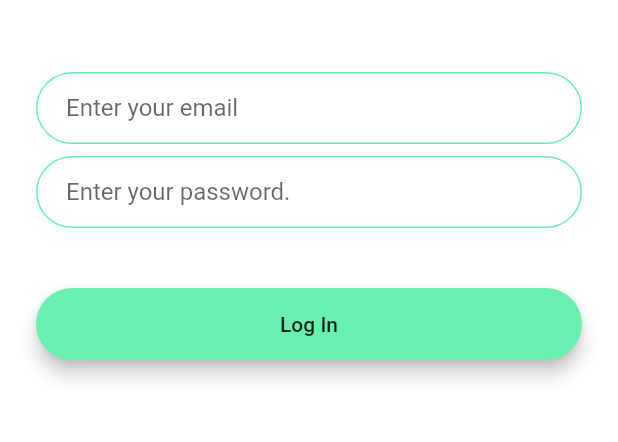
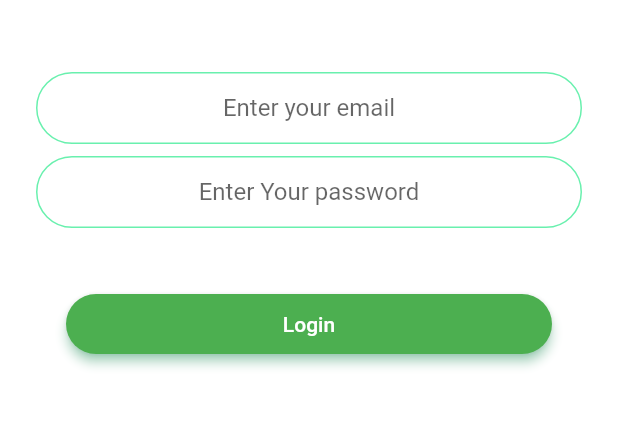
Before and after one commit to Blackrose-blackhat/chat-app, a Flutter app: the screen it shows after launch, after a tap on "Login", on a phone screen of 412 x 824 dp, the part 576-1018 px from its top. Run offline on Flutter 3.47's test engine with Material 2 defaults, Android fonts, the phone set to English and light mode, and no system bars; drawn by our look-alikes of modal_progress_hud_nsn; our stand-ins replace animated_text_kit, firebase_auth, firebase_core; accounts and stored records are empty.

Commit message:
firebase auth completed

```diff
--- a/lib/main.dart
+++ b/lib/main.dart
@@ -2,11 +2,13 @@ import 'package:chaaat/screens/chat_screen.dart';
 import 'package:chaaat/screens/login_page.dart';
 import 'package:chaaat/screens/routers.dart';
 import 'package:chaaat/screens/welcome_screen.dart';
+import 'package:firebase_core/firebase_core.dart';
 import 'package:flutter/material.dart';
 import 'package:chaaat/screens/registration_page.dart';
 
-void main() {
+void main() async {
   runApp(const MyApp());
+  await Firebase.initializeApp();
 }
 
 class MyApp extends StatelessWidget {
--- a/lib/screens/login_page.dart
+++ b/lib/screens/login_page.dart
@@ -1,5 +1,10 @@
 import 'package:chaaat/screens/chat_screen.dart';
+import 'package:chaaat/widgets/customButton.dart';
+import 'package:firebase_core/firebase_core.dart';
 import 'package:flutter/material.dart';
+import 'package:firebase_auth/firebase_auth.dart';
+import 'package:modal_progress_hud_nsn/modal_progress_hud_nsn.dart';
+import '../widgets/customTextField.dart';
 
 class LoginScreen extends StatefulWidget {
   static const routeName = '/login-screen';
@@ -8,9 +13,17 @@ class LoginScreen extends StatefulWidget {
 }
 
 class _LoginScreenState extends State<LoginScreen> {
+  bool showSpinner = false;
+  final _auth = FirebaseAuth.instance;
+
+  late String email;
+  late String password;
   @override
   Widget build(BuildContext context) {
-    return Scaffold(
+    return ModalProgressHUD(
+      inAsyncCall: showSpinner,
+      child: SafeArea(
+        child: Scaffold(
           backgroundColor: Colors.white,
           body: Padding(
             padding: const EdgeInsets.symmetric(horizontal: 24.0),
@@ -28,76 +41,60 @@ class _LoginScreenState extends State<LoginScreen> {
                 const SizedBox(
                   height: 48.0,
                 ),
-            TextField(
-              onChanged: (val) {
-                //Do something with the user input.
+                CustomTextField(
+                  isObscure: false,
+                  onTap: (val) {
+                    email = val;
                   },
-              decoration: const InputDecoration(
-                hintText: 'Enter your email',
-                contentPadding:
-                    EdgeInsets.symmetric(vertical: 10.0, horizontal: 20.0),
-                border: OutlineInputBorder(
-                  borderRadius: BorderRadius.all(Radius.circular(32.0)),
-                ),
-                enabledBorder: OutlineInputBorder(
-                  borderSide: BorderSide(color: Colors.greenAccent, width: 1.0),
-                  borderRadius: BorderRadius.all(Radius.circular(32.0)),
-                ),
-                focusedBorder: OutlineInputBorder(
-                  borderSide: BorderSide(color: Colors.greenAccent, width: 2.0),
-                  borderRadius: BorderRadius.all(Radius.circular(32.0)),
-                ),
-              ),
+                  hint: 'Enter your email',
+                  type: TextInputType.emailAddress,
                 ),
                 const SizedBox(
                   height: 8.0,
                 ),
-            TextField(
-              onChanged: (value) {
-                //Do something with the user input.
+                CustomTextField(
+                  onTap: (val) {
+                    password = val;
+                    //implement username
                   },
-              decoration: const InputDecoration(
-                hintText: 'Enter your password.',
-                contentPadding:
-                    EdgeInsets.symmetric(vertical: 10.0, horizontal: 20.0),
-                border: OutlineInputBorder(
-                  borderRadius: BorderRadius.all(Radius.circular(32.0)),
-                ),
-                enabledBorder: OutlineInputBorder(
-                  borderSide: BorderSide(color: Colors.greenAccent, width: 1.0),
-                  borderRadius: BorderRadius.all(Radius.circular(32.0)),
-                ),
-                focusedBorder: OutlineInputBorder(
-                  borderSide: BorderSide(color: Colors.greenAccent, width: 2.0),
-                  borderRadius: BorderRadius.all(Radius.circular(32.0)),
-                ),
-              ),
+                  hint: 'Enter Your password',
+                  isObscure: true,
+                  type: TextInputType.emailAddress,
                 ),
                 const SizedBox(
                   height: 24.0,
                 ),
                 Padding(
                   padding: const EdgeInsets.symmetric(vertical: 16.0),
-              child: Material(
-                color: Colors.greenAccent,
-                borderRadius: const BorderRadius.all(Radius.circular(30.0)),
-                elevation: 5.0,
-                child: MaterialButton(
-                  onPressed: () {
-                    Navigator.of(context).pushNamed(ChatScreen.routeName);
-                    //Implement login functionality.
+                  child: CustomButton(
+                    onTap: () async {
+                      setState(() {
+                        showSpinner = true;
+                      });
+                      try {
+                        final login = await _auth.signInWithEmailAndPassword(
+                            email: email, password: password);
+                        login != null
+                            ? Navigator.of(context)
+                                .pushNamed(ChatScreen.routeName)
+                            : Navigator.of(context)
+                                .pushNamed(LoginScreen.routeName);
+                        setState(() {
+                          showSpinner = false;
+                        });
+                      } catch (e) {
+                        print(e);
+                      }
+                      //implement login functionality
                     },
-                  minWidth: 200.0,
-                  height: 42.0,
-                  child: const Text(
-                    'Log In',
-                  ),
-                ),
+                    text: 'Login',
                   ),
                 ),
               ],
             ),
           ),
+        ),
+      ),
     );
   }
 }
--- a/lib/screens/welcome_screen.dart
+++ b/lib/screens/welcome_screen.dart
@@ -3,6 +3,7 @@ import 'package:chaaat/screens/registration_page.dart';
 import 'package:flutter/material.dart';
 import 'package:chaaat/widgets/customButton.dart';
 import 'package:chaaat/screens/routers.dart';
+import 'package:animated_text_kit/animated_text_kit.dart';
 
 class WelcomeScreen extends StatefulWidget {
   const WelcomeScreen({super.key});
@@ -15,36 +16,59 @@ class WelcomeScreen extends StatefulWidget {
 class WelcomeScreenState extends State<WelcomeScreen>
     with SingleTickerProviderStateMixin {
   late AnimationController controller;
+  late Animation animation;
 
   @override
   void initState() {
-    // TODO: implement initState
+    super.initState();
     controller = AnimationController(
       vsync: this,
       duration: const Duration(seconds: 1),
     );
-    super.initState();
+    animation =
+        ColorTween(begin: Colors.grey, end: Colors.white).animate(controller);
+    controller.forward();
+
+    controller.addListener(() {
+      setState(() {});
+    });
+  }
+
+  @override
+  void dispose() {
+    controller.dispose();
+    super.dispose();
   }
 
   @override
   Widget build(BuildContext context) {
     return Scaffold(
+      backgroundColor: animation.value,
       body: SafeArea(
         child: Center(
           child: Column(
             mainAxisAlignment: MainAxisAlignment.center,
             children: <Widget>[
               Row(
-                children: const [
-                  Hero(
+                children: [
+                  const Hero(
                     tag: 'logo',
                     child: Image(
-                      height: 110,
-                      width: 90,
+                      height: 60.0,
                       image: AssetImage('assets/images/logo.png'),
                     ),
                   ),
-                  Text('FLASH CHAT'),
+                  AnimatedTextKit(
+                    isRepeatingAnimation: false,
+                    repeatForever: false,
+                    totalRepeatCount: 1,
+                    animatedTexts: [
+                      TypewriterAnimatedText(
+                        'Flash Chat',
+                        speed: const Duration(milliseconds: 200),
+                      ),
+                    ],
+                  )
                 ],
               ),
               const SizedBox(
--- a/lib/widgets/customButton.dart
+++ b/lib/widgets/customButton.dart
@@ -10,7 +10,7 @@ class CustomButton extends StatelessWidget {
   @override
   Widget build(BuildContext context) {
     return Padding(
-      padding: const EdgeInsets.only(left: 28.0, right: 28.0),
+      padding: const EdgeInsets.only(left: 20.0, right: 20.0),
       child: ElevatedButton(
         style: ElevatedButton.styleFrom(
           backgroundColor: Colors.green,
--- /dev/null
+++ b/lib/widgets/customTextField.dart
@@ -0,0 +1,42 @@
+import 'package:flutter/src/widgets/framework.dart';
+import 'package:flutter/src/widgets/placeholder.dart';
+import 'package:flutter/material.dart';
+
+class CustomTextField extends StatelessWidget {
+  final Function(String) onTap;
+  final TextInputType type;
+  final String hint;
+  final bool isObscure;
+  const CustomTextField(
+      {super.key,
+      required this.onTap,
+      required this.hint,
+      required this.isObscure,
+      required this.type});
+
+  @override
+  Widget build(BuildContext context) {
+    return TextField(
+      keyboardType: type,
+      textAlign: TextAlign.center,
+      obscureText: isObscure,
+      onChanged: onTap,
+      decoration: InputDecoration(
+        hintText: hint,
+        contentPadding:
+            const EdgeInsets.symmetric(vertical: 10.0, horizontal: 20.0),
+        border: const OutlineInputBorder(
+          borderRadius: BorderRadius.all(Radius.circular(32.0)),
+        ),
+        enabledBorder: const OutlineInputBorder(
+          borderSide: BorderSide(color: Colors.greenAccent, width: 1.0),
+          borderRadius: BorderRadius.all(Radius.circular(32.0)),
+        ),
+        focusedBorder: const OutlineInputBorder(
+          borderSide: BorderSide(color: Colors.greenAccent, width: 2.0),
+          borderRadius: BorderRadius.all(Radius.circular(32.0)),
+        ),
+      ),
+    );
+  }
+}
--- a/pubspec.yaml
+++ b/pubspec.yaml
@@ -35,6 +35,12 @@ dependencies:
   # The following adds the Cupertino Icons font to your application.
   # Use with the CupertinoIcons class for iOS style icons.
   cupertino_icons: ^1.0.2
+  animated_text_kit: ^4.2.2
+  cloud_firestore: ^4.4.4
+  firebase_core: ^2.7.1
+  firebase_auth: ^4.2.10
+  firebase_storage: ^11.0.15
+  modal_progress_hud_nsn: ^0.3.0
 
 dev_dependencies:
   flutter_test:
```
Also changed, not shown: lib/screens/chat_screen.dart (+27 -1 lines), lib/screens/registration_page.dart (+46 -79 lines), pubspec.lock, 8 other files. Lines whose indentation alone changed are shown as unchanged.
